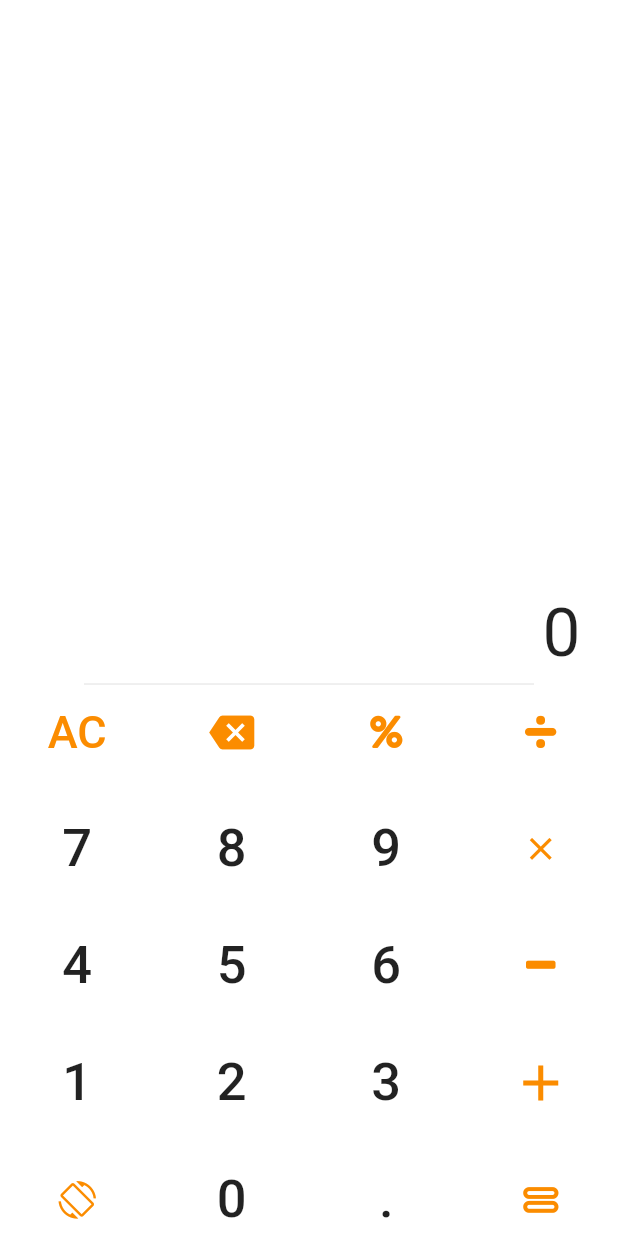
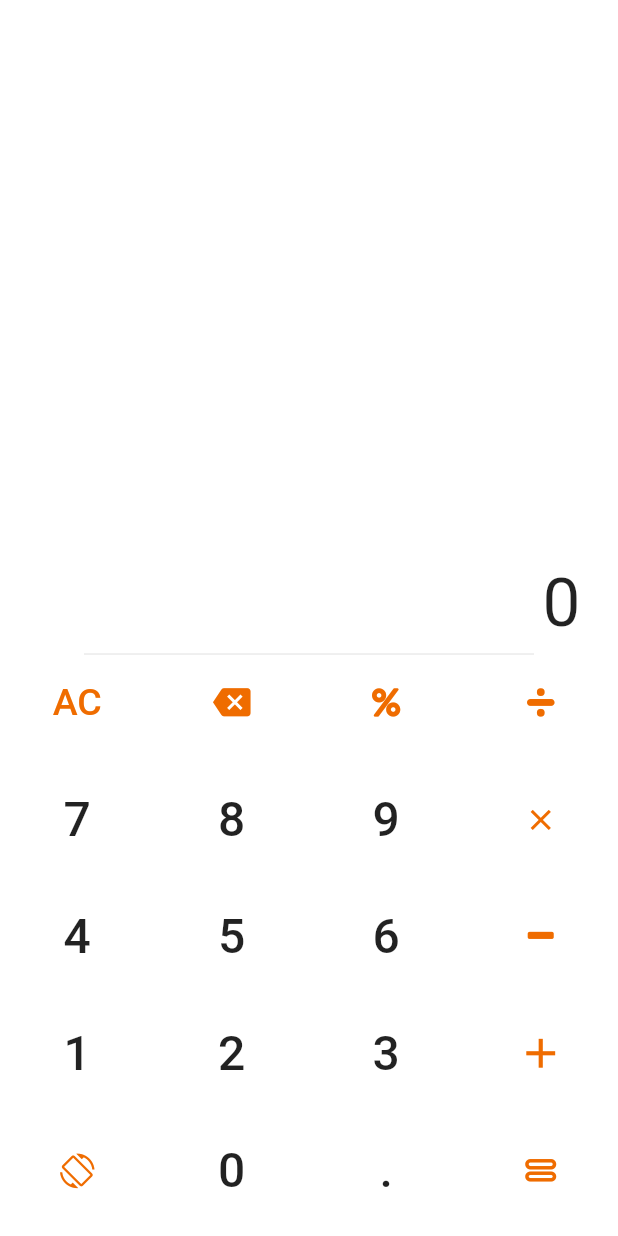
Before and after one commit to rahu96/mi_calculator_clone, a Flutter app: the screen it shows after launch, on a phone screen of 412 x 824 dp. Run offline on Flutter 3.47's test engine with Material 2 defaults, Android fonts, the phone set to English and light mode, and no system bars; our stand-ins replace material_design_icons_flutter.

Commit message:
UI cleanup

```diff
--- a/lib/calculator_page.dart
+++ b/lib/calculator_page.dart
@@ -42,8 +42,8 @@ class CalculatorPageState extends State<CalculatorPage> {
                   child: Text(
                     'AC',
                     style: TextStyle(
-                      fontSize: 30.0,
-                      color: Colors.orange[600],
+                      fontSize: 25.0,
+                      color: Colors.orange[800],
                     ),
                   ),
                 ),
@@ -53,8 +53,8 @@ class CalculatorPageState extends State<CalculatorPage> {
                   onPressed: () {},
                   child: Icon(
                     Icons.backspace,
-                    size: 30.0,
-                    color: Colors.orange[600],
+                    size: 25.0,
+                    color: Colors.orange[800],
                   ),
                 ),
                 FlatButton(
@@ -63,8 +63,8 @@ class CalculatorPageState extends State<CalculatorPage> {
                   onPressed: () {},
                   child: Icon(
                     CustomModulo.percent,
-                    size: 25.0,
-                    color: Colors.orange[600],
+                    size: 22.0,
+                    color: Colors.orange[800],
                   ),
                 ),
                 FlatButton(
@@ -73,8 +73,8 @@ class CalculatorPageState extends State<CalculatorPage> {
                   onPressed: () {},
                   child: Icon(
                     CustomDivide.divide,
-                    size: 25.0,
-                    color: Colors.orange[600],
+                    size: 22.0,
+                    color: Colors.orange[800],
                   ),
                 ),
               ],
@@ -92,7 +92,7 @@ class CalculatorPageState extends State<CalculatorPage> {
                   child: Text(
                     '7',
                     style: TextStyle(
-                      fontSize: 35.0,
+                      fontSize: 32.0,
                     ),
                   ),
                 ),
@@ -103,7 +103,7 @@ class CalculatorPageState extends State<CalculatorPage> {
                   child: Text(
                     '8',
                     style: TextStyle(
-                      fontSize: 35.0,
+                      fontSize: 32.0,
                     ),
                   ),
                 ),
@@ -114,7 +114,7 @@ class CalculatorPageState extends State<CalculatorPage> {
                   child: Text(
                     '9',
                     style: TextStyle(
-                      fontSize: 35.0,
+                      fontSize: 32.0,
                     ),
                   ),
                 ),
@@ -123,7 +123,7 @@ class CalculatorPageState extends State<CalculatorPage> {
                   highlightColor: Colors.transparent,
                   onPressed: () {},
                   child: Icon(CustomMultiply.clear,
-                      size: 25.0, color: Colors.orange[600]),
+                      size: 23.0, color: Colors.orange[800]),
                 ),
               ],
             ),
@@ -140,7 +140,7 @@ class CalculatorPageState extends State<CalculatorPage> {
                   child: Text(
                     '4',
                     style: TextStyle(
-                      fontSize: 35.0,
+                      fontSize: 32.0,
                     ),
                   ),
                 ),
@@ -151,7 +151,7 @@ class CalculatorPageState extends State<CalculatorPage> {
                   child: Text(
                     '5',
                     style: TextStyle(
-                      fontSize: 35.0,
+                      fontSize: 32.0,
                     ),
                   ),
                 ),
@@ -162,7 +162,7 @@ class CalculatorPageState extends State<CalculatorPage> {
                   child: Text(
                     '6',
                     style: TextStyle(
-                      fontSize: 35.0,
+                      fontSize: 32.0,
                     ),
                   ),
                 ),
@@ -171,7 +171,7 @@ class CalculatorPageState extends State<CalculatorPage> {
                   highlightColor: Colors.transparent,
                   onPressed: () {},
                   child: Icon(CustomMinus.indeterminate_check_box,
-                  size: 25.0, color: Colors.orange[600]),
+                  size: 22.0, color: Colors.orange[800]),
 
                 ),
               ],
@@ -187,7 +187,7 @@ class CalculatorPageState extends State<CalculatorPage> {
                   child: Text(
                     '1',
                     style: TextStyle(
-                      fontSize: 35.0,
+                      fontSize: 32.0,
                     ),
                   ),
                 ),
@@ -198,7 +198,7 @@ class CalculatorPageState extends State<CalculatorPage> {
                   child: Text(
                     '2',
                     style: TextStyle(
-                      fontSize: 35.0,
+                      fontSize: 32.0,
                     ),
                   ),
                 ),
@@ -209,7 +209,7 @@ class CalculatorPageState extends State<CalculatorPage> {
                   child: Text(
                     '3',
                     style: TextStyle(
-                      fontSize: 35.0,
+                      fontSize: 32.0,
                     ),
                   ),
                 ),
@@ -218,7 +218,7 @@ class CalculatorPageState extends State<CalculatorPage> {
                   highlightColor: Colors.transparent,
                   onPressed: () {},
                   child: Icon(Icons.add,
-                  size: 40.0,color: Colors.orange[600],),
+                  size: 33.0,color: Colors.orange[800],),
 
 
                 ),
@@ -233,7 +233,7 @@ class CalculatorPageState extends State<CalculatorPage> {
                   highlightColor: Colors.transparent,
                   onPressed: () {},
                   child: Icon(CustomRotate.screen_rotation,
-                  size: 25.0,color: Colors.orange[600],),
+                  size: 23.0,color: Colors.orange[800],),
                 ),
                 FlatButton(
                   splashColor: Colors.transparent,
@@ -242,7 +242,7 @@ class CalculatorPageState extends State<CalculatorPage> {
                   child: Text(
                     '0',
                     style: TextStyle(
-                      fontSize: 35.0,
+                      fontSize: 32.0,
                     ),
                   ),
                 ),
@@ -253,7 +253,7 @@ class CalculatorPageState extends State<CalculatorPage> {
                   child: Text(
                     '.',
                     style: TextStyle(
-                      fontSize: 35.0,
+                      fontSize: 32.0,
                     ),
                   ),
                 ),
@@ -262,13 +262,15 @@ class CalculatorPageState extends State<CalculatorPage> {
                   highlightColor: Colors.transparent,
                   onPressed: () {},
                   child: Icon(CustomEqual.eq_outline,
-                  size: 25.0,color: Colors.orange[600],),
+                  size: 22.0,color: Colors.orange[800],),
 
 
 
                 ),
+
               ],
-            )
+            ),
+            SizedBox(height: 20.0,),
           ],
         ),
       ),
```
